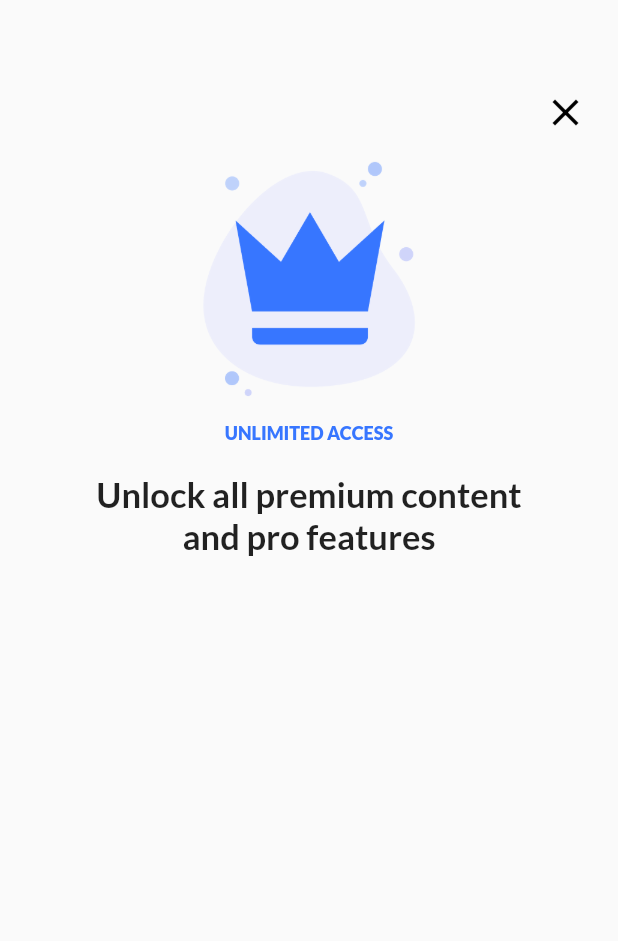
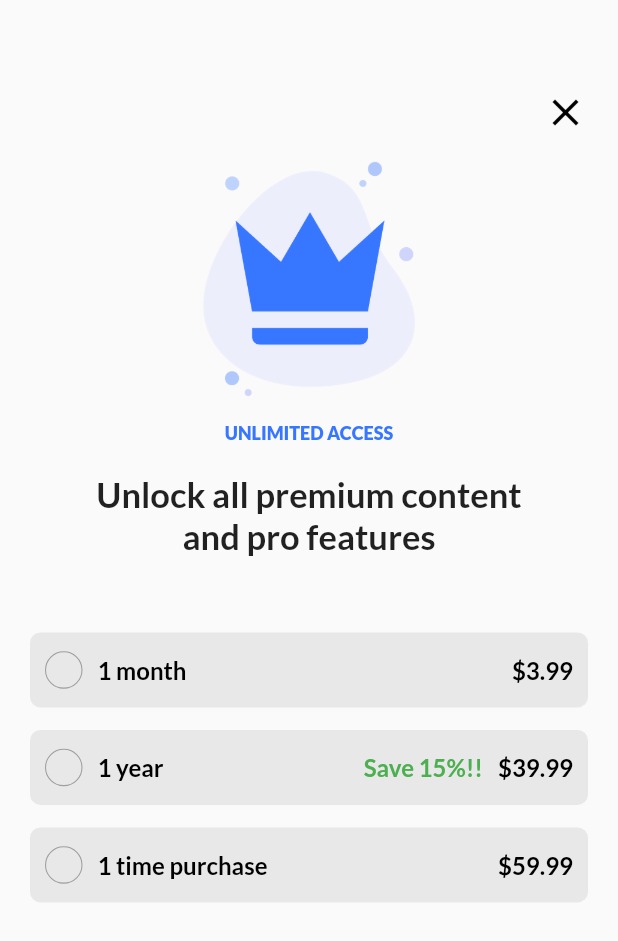
Before and after one commit to numanjaved14/mashallete-dating-app, a Flutter app: the PremiumAccessScreen screen opened by its route, on a phone screen of 412 x 824 dp. Shown: the top 941 px of the screen. Run offline on Flutter 3.47's test engine with Material 2 defaults, Android fonts, the phone set to English and light mode, and no system bars; our stand-ins replace blurrycontainer, dotted_border, google_fonts, percent_indicator, pinput.

Commit message:
premium access half completed.

```diff
--- a/lib/Premium/premium_access_screen.dart
+++ b/lib/Premium/premium_access_screen.dart
@@ -10,6 +10,9 @@ class PremiumAccessScreen extends StatefulWidget {
 }
 
 class _PremiumAccessScreenState extends State<PremiumAccessScreen> {
+  var selected1 = false;
+  var selected2 = false;
+  var selected3 = false;
   var utils = AppUtils();
   @override
   Widget build(BuildContext context) {
@@ -59,6 +62,54 @@ class _PremiumAccessScreenState extends State<PremiumAccessScreen> {
               ),
               textAlign: TextAlign.center,
             ),
+            const SizedBox(
+              height: 50,
+            ),
+            utils.premiumButton(
+              price: "\$3.99",
+              duration: "1 month",
+              save: false,
+              offPrice: "",
+              onTap: () {
+                selected1 = true;
+                selected2 = false;
+                selected3 = false;
+                setState(() {});
+              },
+              selected: selected1,
+            ),
+            const SizedBox(
+              height: 15,
+            ),
+            utils.premiumButton(
+              price: "\$39.99",
+              duration: "1 year",
+              save: true,
+              offPrice: "Save 15%!!",
+              onTap: () {
+                selected1 = false;
+                selected2 = true;
+                selected3 = false;
+                setState(() {});
+              },
+              selected: selected2,
+            ),
+            const SizedBox(
+              height: 15,
+            ),
+            utils.premiumButton(
+              price: "\$59.99",
+              duration: "1 time purchase",
+              save: false,
+              offPrice: "",
+              onTap: () {
+                selected1 = false;
+                selected2 = false;
+                selected3 = true;
+                setState(() {});
+              },
+              selected: selected3,
+            ),
           ],
         ),
       ),
--- a/lib/Utilities/app_utils.dart
+++ b/lib/Utilities/app_utils.dart
@@ -813,4 +813,77 @@ class AppUtils {
       ),
     );
   }
+
+  premiumButton({price, duration, save, offPrice, onTap, selected}) {
+    return GestureDetector(
+      onTap: onTap,
+      child: Container(
+        width: double.infinity,
+        padding: const EdgeInsets.symmetric(horizontal: 10),
+        height: 50,
+        decoration: BoxDecoration(
+          color: selected == true ? blueColor : Colors.grey.withOpacity(0.2),
+          borderRadius: BorderRadius.circular(7),
+        ),
+        child: Row(
+          mainAxisAlignment: MainAxisAlignment.spaceBetween,
+          children: [
+            Row(
+              children: [
+                Container(
+                  width: 25,
+                  height: 25,
+                  decoration: BoxDecoration(
+                    border: Border.all(
+                      color: selected == true ? Colors.white : Colors.grey,
+                      width: 0.7,
+                    ),
+                    shape: BoxShape.circle,
+                    color: selected == true ? Colors.white : Colors.transparent,
+                  ),
+                  child: Center(
+                    child: selected == true
+                        ? const Icon(
+                            Icons.check,
+                            color: blueColor,
+                            size: 15,
+                          )
+                        : Container(),
+                  ),
+                ),
+                const SizedBox(
+                  width: 10,
+                ),
+                Text(
+                  duration,
+                  style: smallHeadingTextStyle(
+                      color: selected == true ? Colors.white : Colors.black),
+                )
+              ],
+            ),
+            Row(
+              children: [
+                save == true
+                    ? Text(
+                        offPrice,
+                        style: smallHeadingTextStyle(
+                            color:
+                                selected == true ? Colors.white : Colors.green),
+                      )
+                    : Container(),
+                const SizedBox(
+                  width: 10,
+                ),
+                Text(
+                  price,
+                  style: smallHeadingTextStyle(
+                      color: selected == true ? Colors.white : Colors.black),
+                ),
+              ],
+            )
+          ],
+        ),
+      ),
+    );
+  }
 }
```
